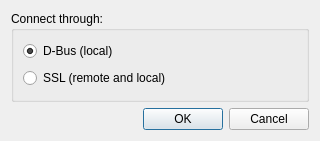
The window that src/showPos/selectConnectionDialog.ui (CMon/dld) describes before a commit, drawn with Qt 5.
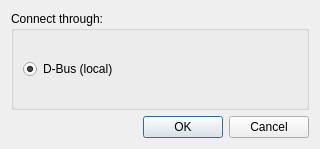
The same window after the commit.

Diff of the .ui file:
```diff
--- a/src/showPos/selectConnectionDialog.ui
+++ b/src/showPos/selectConnectionDialog.ui
@@ -1,12 +1,12 @@
 <ui version="4.0" >
  <class>selectConnectionDialog</class>
- <widget class="QDialog" name="selectConnectionDialog" >
-  <property name="geometry" >
+ <widget class="QDialog" name="selectConnectionDialog">
+  <property name="geometry">
    <rect>
     <x>0</x>
     <y>0</y>
     <width>320</width>
-    <height>141</height>
+    <height>149</height>
    </rect>
   </property>
   <property name="windowTitle" >
@@ -29,13 +29,6 @@
         </property>
        </widget>
       </item>
-      <item>
-       <widget class="QRadioButton" name="sslRadio" >
-        <property name="text" >
-         <string>SSL (remote and local)</string>
-        </property>
-       </widget>
-      </item>
      </layout>
     </widget>
    </item>
```
Left out of the diff: 34 changed lines with no effect on the pictures.
